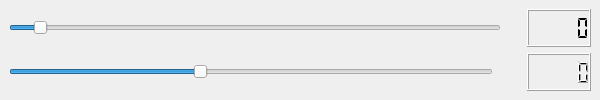
Above: Interface/window_3.ui from PhiKH/Pico2040 before the change. Below: the same form after it.
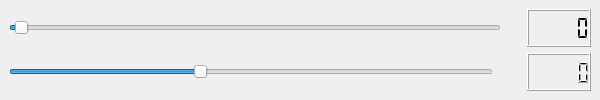
That is the form after the change.

Patch:
```diff
--- a/Interface/window_3.ui
+++ b/Interface/window_3.ui
@@ -50,13 +50,13 @@
          </sizepolicy>
         </property>
         <property name="maximum">
-         <number>20000</number>
+         <number>100000</number>
         </property>
         <property name="singleStep">
          <number>1</number>
         </property>
         <property name="pageStep">
-         <number>1</number>
+         <number>10</number>
         </property>
         <property name="value">
          <number>1000</number>
```
Left out of the diff: 2 changed lines with no effect on the pictures.
